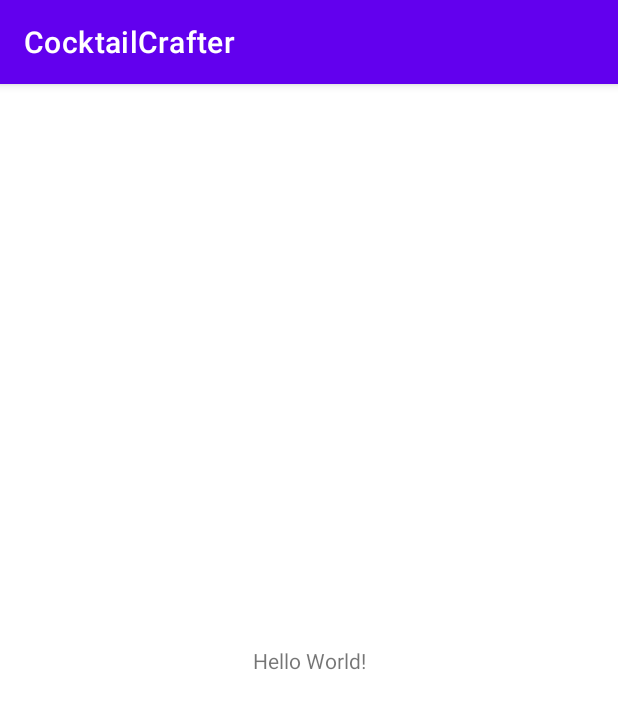
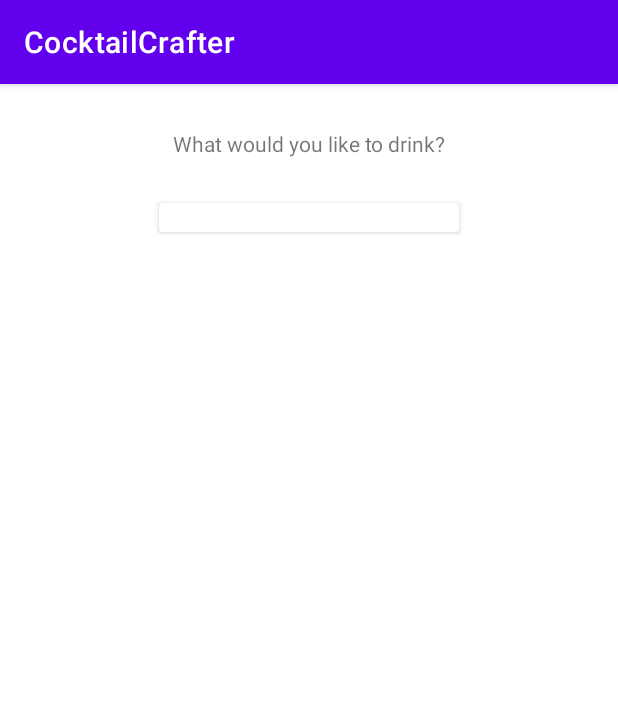
Before and after one commit to lucdre/CocktailCrafter, an Android app: the screen it shows after launch (MainActivity), on a phone screen of 412 x 824 dp. Shown: the top 709 px of the screen. Run offline under Robolectric (Android 15) with nearby library versions, the phone set to English and light mode, and no system bars.

Commit message:
Added CardView support

```diff
--- a/app/build.gradle
+++ b/app/build.gradle
@@ -40,4 +40,5 @@ dependencies {
     testImplementation 'junit:junit:4.+'
     androidTestImplementation 'androidx.test.ext:junit:1.1.3'
     androidTestImplementation 'androidx.test.espresso:espresso-core:3.4.0'
+    implementation("androidx.cardview:cardview:1.0.0")
 }
--- a/app/src/main/res/layout/activity_main.xml
+++ b/app/src/main/res/layout/activity_main.xml
@@ -7,12 +7,31 @@
     tools:context=".MainActivity">
 
     <TextView
+        android:id="@+id/cocktailListTitle"
         android:layout_width="wrap_content"
         android:layout_height="wrap_content"
-        android:text="Hello World!"
-        app:layout_constraintBottom_toBottomOf="parent"
-        app:layout_constraintLeft_toLeftOf="parent"
-        app:layout_constraintRight_toRightOf="parent"
+        android:layout_marginStart="16dp"
+        android:layout_marginTop="30dp"
+        android:layout_marginEnd="16dp"
+        android:text="@string/cocktailListTitle"
+        app:layout_constraintEnd_toEndOf="parent"
+        app:layout_constraintStart_toStartOf="parent"
         app:layout_constraintTop_toTopOf="parent" />
 
+    <androidx.cardview.widget.CardView
+        xmlns:card_view="http://schemas.android.com/apk/res-auto"
+        android:id="@+id/cocktailListCard"
+        android:layout_width="200dp"
+        android:layout_height="wrap_content"
+        android:layout_marginStart="16dp"
+        android:layout_marginTop="30dp"
+        android:layout_marginEnd="16dp"
+        app:layout_constraintEnd_toEndOf="parent"
+        app:layout_constraintStart_toStartOf="parent"
+        app:layout_constraintTop_toBottomOf="@id/cocktailListTitle">
+            <TextView
+                android:id="@+id/cocktailInfoText"
+                android:layout_width="match_parent"
+                android:layout_height="match_parent" />
+    </androidx.cardview.widget.CardView>
 </androidx.constraintlayout.widget.ConstraintLayout>
--- a/app/src/main/res/values/strings.xml
+++ b/app/src/main/res/values/strings.xml
@@ -1,3 +1,4 @@
 <resources>
     <string name="app_name">CocktailCrafter</string>
+    <string name="cocktailListTitle">What would you like to drink?</string>
 </resources>
```
